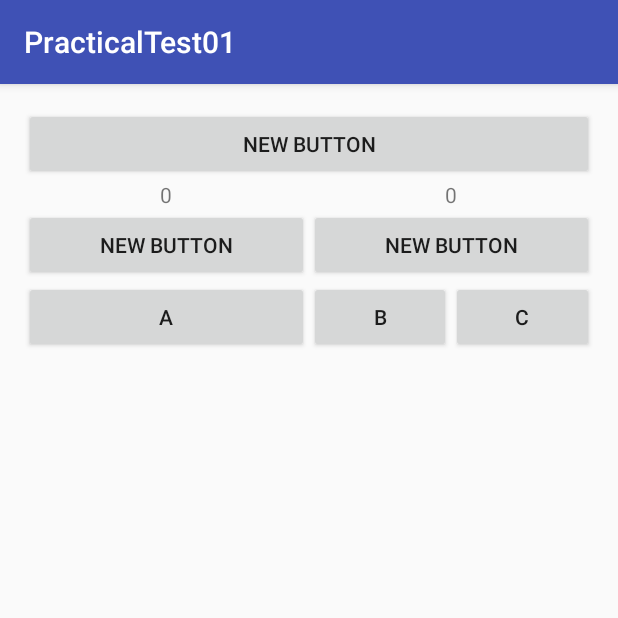
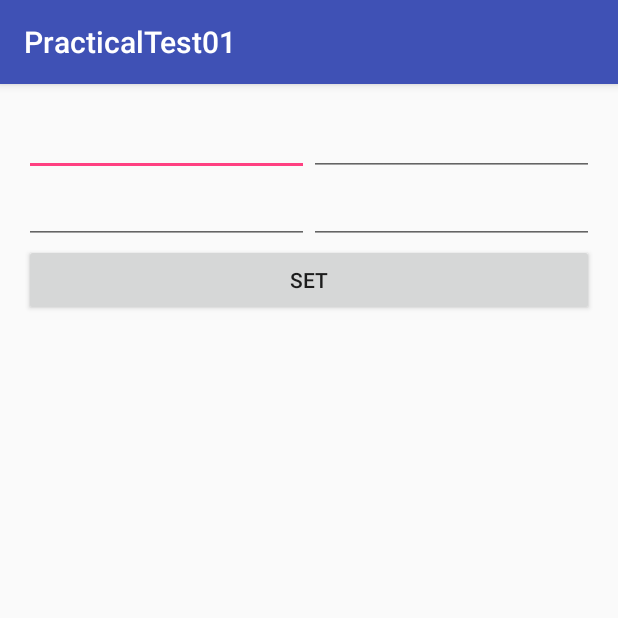
Before and after one commit to Matei94/PracticalTest01, an Android app: the screen it shows after launch (PracticalTest01MainActivity), on a phone screen of 412 x 824 dp, the top half of it. Run offline under Robolectric (Android 15) with nearby library versions, the phone set to English and light mode, and no system bars.

Commit message:
finish practical

```diff
--- a/PracticalTest01/app/src/main/java/practicaltest01/eim/systems/cs/pub/ro/practicaltest01/Constants.java
+++ b/PracticalTest01/app/src/main/java/practicaltest01/eim/systems/cs/pub/ro/practicaltest01/Constants.java
@@ -5,7 +5,7 @@ package practicaltest01.eim.systems.cs.pub.ro.practicaltest01;
  */
 public class Constants {
     public final static int SECOND_ACTIVITY_REQUEST_CODE = 42;
-    public final static int SLEEP_TIME = 5000;
+    public final static int SLEEP_TIME = 3000;
 
     public final static String ACTION_1 = "action_time";
     public final static String ACTION_2 = "action_arithmetic";
--- a/PracticalTest01/app/src/main/java/practicaltest01/eim/systems/cs/pub/ro/practicaltest01/PracticalTest01BroadcastReceiver.java
+++ b/PracticalTest01/app/src/main/java/practicaltest01/eim/systems/cs/pub/ro/practicaltest01/PracticalTest01BroadcastReceiver.java
@@ -4,25 +4,32 @@ import android.content.BroadcastReceiver;
 import android.content.Context;
 import android.content.Intent;
 import android.util.Log;
+import android.widget.EditText;
 
 /**
  * Created by matei on 27-Mar-16.
  */
 public class PracticalTest01BroadcastReceiver extends BroadcastReceiver {
+    EditText et00, et01, et10, et11;
+
+    PracticalTest01BroadcastReceiver(EditText et00, EditText et01, EditText et10, EditText et11) {
+        this.et00 = et00;
+        this.et01 = et01;
+        this.et10 = et10;
+        this.et11 = et11;
+
+    }
+
     @Override
     public void onReceive(Context context, Intent intent) {
         String action = intent.getAction();
 
         if  (action.equals(Constants.ACTION_1)) {
-            Log.d("MATEI", "time is :" + intent.getStringExtra("time"));
+            et00.setText(String.valueOf(intent.getIntExtra("val00", 42)));
+            et01.setText(String.valueOf(intent.getIntExtra("val01", 42)));
+            et10.setText(String.valueOf(intent.getIntExtra("val10", 42)));
+            et11.setText(String.valueOf(intent.getIntExtra("val11", 42)));
         }
 
-        if  (action.equals(Constants.ACTION_2)) {
-            Log.d("MATEI", "arithmetic is :" + String.valueOf(intent.getIntExtra("arithmetic", -1)));
-        }
-
-        if  (action.equals(Constants.ACTION_3)) {
-            Log.d("MATEI", "geometric is :" + String.valueOf(intent.getIntExtra("geometric", -1)));
-        }
     }
 }
--- a/PracticalTest01/app/src/main/java/practicaltest01/eim/systems/cs/pub/ro/practicaltest01/PracticalTest01MainActivity.java
+++ b/PracticalTest01/app/src/main/java/practicaltest01/eim/systems/cs/pub/ro/practicaltest01/PracticalTest01MainActivity.java
@@ -8,6 +8,7 @@ import android.os.Bundle;
 import android.util.Log;
 import android.view.View;
 import android.widget.Button;
+import android.widget.EditText;
 import android.widget.TextView;
 import android.widget.Toast;
 
@@ -17,27 +18,34 @@ public class PracticalTest01MainActivity extends AppCompatActivity {
         @Override
         public void onClick(View v) {
             switch (v.getId()) {
-                case R.id.button:
+                case R.id.setButton:
+                    Log.d("MATEI", et00.getText().toString());
+                    if (et00.getText().toString().equals("") ||
+                            et01.getText().toString().equals("") ||
+                            et10.getText().toString().equals("") ||
+                            et11.getText().toString().equals("")) {
+                        Toast.makeText(getApplicationContext(), "Enter all numbers", Toast.LENGTH_LONG).show();
+                        break;
+                    }
+
+
                     Intent intent = new Intent(getApplicationContext(), PracticalTest01SecondaryActivity.class);
-                    intent.putExtra("tochild", "magic");
-                    startActivityForResult(intent, Constants.SECOND_ACTIVITY_REQUEST_CODE);
+                    intent.putExtra("et00", Integer.valueOf(et00.getText().toString()));
+                    intent.putExtra("et01", Integer.valueOf(et01.getText().toString()));
+                    intent.putExtra("et10", Integer.valueOf(et10.getText().toString()));
+                    intent.putExtra("et11", Integer.valueOf(et11.getText().toString()));
+//                  startActivityForResult(intent, Constants.SECOND_ACTIVITY_REQUEST_CODE);
+                    startActivity(intent);
+
                     break;
-                case R.id.button2:
-                    int leftValue = Integer.parseInt(textView.getText().toString());
-                    textView.setText(String.valueOf(leftValue + 1));
-                    break;
-                case R.id.button3:
-                    int rightValue = Integer.parseInt(textView2.getText().toString());
-                    textView2.setText(String.valueOf(rightValue + 1));
-                    break;
-                case R.id.button4:
-                    if (serviceIntent == null) {
-                        serviceIntent = new Intent(getApplicationContext(), PracticalTest01Service.class);
-                        serviceIntent.putExtra("leftValue",  Integer.parseInt(textView.getText().toString()));
-                        serviceIntent.putExtra("rightValue", Integer.parseInt(textView2.getText().toString()));
-                        startService(serviceIntent);
-                    }
-                    break;
+//                case R.id.button4:
+//                    if (serviceIntent == null) {
+//                        serviceIntent = new Intent(getApplicationContext(), PracticalTest01Service.class);
+//                        serviceIntent.putExtra("leftValue",  Integer.parseInt(textView.getText().toString()));
+//                        serviceIntent.putExtra("rightValue", Integer.parseInt(textView2.getText().toString()));
+//                        startService(serviceIntent);
+//                    }
+//                    break;
                 default:
                     Log.d("MATEI", "Invalid view id: " + v.getId());
             }
@@ -46,30 +54,24 @@ public class PracticalTest01MainActivity extends AppCompatActivity {
 
     private ButtonClickListener buttonClickListener = new ButtonClickListener();
 
-    private Button button  = null;
-    private Button button2 = null;
-    private Button button3 = null;
-    private Button button4 = null;
-    private TextView textView  = null;
-    private TextView textView2 = null;
+    private EditText et00 = null;
+    private EditText et01 = null;
+    private EditText et10 = null;
+    private EditText et11 = null;
+    private Button setButton = null;
 
     private IntentFilter intentFilter;
     private PracticalTest01BroadcastReceiver broadcastReceiver;
     private Intent serviceIntent = null;
 
     private void initGraphics() {
-        button  = (Button) findViewById(R.id.button);
-        button2 = (Button) findViewById(R.id.button2);
-        button3 = (Button) findViewById(R.id.button3);
-        button4 = (Button) findViewById(R.id.button4);
+        et00 = (EditText) findViewById(R.id.et00);
+        et01 = (EditText) findViewById(R.id.et01);
+        et10 = (EditText) findViewById(R.id.et10);
+        et11 = (EditText) findViewById(R.id.et11);
+        setButton = (Button) findViewById(R.id.setButton);
 
-        textView  = (TextView) findViewById(R.id.textView);
-        textView2 = (TextView) findViewById(R.id.textView2);
-
-        button.setOnClickListener(buttonClickListener);
-        button2.setOnClickListener(buttonClickListener);
-        button3.setOnClickListener(buttonClickListener);
-        button4.setOnClickListener(buttonClickListener);
+        setButton.setOnClickListener(buttonClickListener);
     }
 
     @Override
@@ -80,25 +82,35 @@ public class PracticalTest01MainActivity extends AppCompatActivity {
         initGraphics();
 
         if (savedInstanceState != null) {
-            if (savedInstanceState.containsKey("leftCount")) {
-                textView.setText(savedInstanceState.getString("leftCount"));
+            if (savedInstanceState.containsKey("et00")) {
+                et00.setText(savedInstanceState.getString("et00"));
             } else {
-                textView.setText("0");
+                et00.setText("0");
             }
-
-            if (savedInstanceState.containsKey("rightCount")) {
-                textView2.setText(savedInstanceState.getString("rightCount"));
+            if (savedInstanceState.containsKey("et01")) {
+                et01.setText(savedInstanceState.getString("et01"));
             } else {
-                textView2.setText("0");
+                et01.setText("0");
+            }
+            if (savedInstanceState.containsKey("et10")) {
+                et10.setText(savedInstanceState.getString("et10"));
+            } else {
+                et10.setText("0");
+            }
+            if (savedInstanceState.containsKey("et11")) {
+                et11.setText(savedInstanceState.getString("et11"));
+            } else {
+                et11.setText("0");
             }
         }
 
-        broadcastReceiver = new PracticalTest01BroadcastReceiver();
+        broadcastReceiver = new PracticalTest01BroadcastReceiver(et00, et01, et10, et11);
 
         intentFilter = new IntentFilter();
         intentFilter.addAction(Constants.ACTION_1);
-        intentFilter.addAction(Constants.ACTION_2);
-        intentFilter.addAction(Constants.ACTION_3);
+
+        serviceIntent = new Intent(getApplicationContext(), PracticalTest01Service.class);
+        startService(serviceIntent);
 
         Log.d("MATEI", "onCreate");
     }
@@ -155,8 +167,10 @@ public class PracticalTest01MainActivity extends AppCompatActivity {
     protected void onSaveInstanceState(Bundle outState) {
         super.onSaveInstanceState(outState);
 
-        outState.putString("leftCount", textView.getText().toString());
-        outState.putString("rightCount", textView2.getText().toString());
+        outState.putString("et00", et00.getText().toString());
+        outState.putString("et01", et01.getText().toString());
+        outState.putString("et10", et10.getText().toString());
+        outState.putString("et11", et11.getText().toString());
 
         Log.d("MATEI", "onSaveInstanceState");
     }
@@ -166,16 +180,25 @@ public class PracticalTest01MainActivity extends AppCompatActivity {
         super.onRestoreInstanceState(savedInstanceState);
 
         if (savedInstanceState != null) {
-            if (savedInstanceState.containsKey("leftCount")) {
-                textView.setText(savedInstanceState.getString("leftCount"));
+            if (savedInstanceState.containsKey("et00")) {
+                et00.setText(savedInstanceState.getString("et00"));
             } else {
-                textView.setText("0");
+                et00.setText("0");
             }
-
-            if (savedInstanceState.containsKey("rightCount")) {
-                textView2.setText(savedInstanceState.getString("rightCount"));
+            if (savedInstanceState.containsKey("et01")) {
+                et01.setText(savedInstanceState.getString("et01"));
             } else {
-                textView2.setText("0");
+                et01.setText("0");
+            }
+            if (savedInstanceState.containsKey("et10")) {
+                et10.setText(savedInstanceState.getString("et10"));
+            } else {
+                et10.setText("0");
+            }
+            if (savedInstanceState.containsKey("et11")) {
+                et11.setText(savedInstanceState.getString("et11"));
+            } else {
+                et11.setText("0");
             }
         }
 
--- a/PracticalTest01/app/src/main/res/layout/activity_practical_test01_main.xml
+++ b/PracticalTest01/app/src/main/res/layout/activity_practical_test01_main.xml
@@ -9,101 +9,74 @@
     android:paddingTop="@dimen/activity_vertical_margin"
     tools:context="practicaltest01.eim.systems.cs.pub.ro.practicaltest01.PracticalTest01MainActivity">
 
+    <TableLayout
+        android:layout_width="match_parent"
+        android:layout_height="wrap_content"
+        android:layout_below="@+id/button2"
+        android:layout_alignParentLeft="true"
+        android:layout_alignParentStart="true"
+        android:id="@+id/tableLayout">
+
+        <TableRow
+            android:layout_width="match_parent"
+            android:layout_height="match_parent">
+
+            <EditText
+                android:layout_width="0dp"
+                android:layout_weight="1"
+                android:layout_height="wrap_content"
+                android:inputType="number"
+                android:saveEnabled="false"
+                android:ems="10"
+                android:id="@+id/et00"
+                android:layout_column="0" />
+
+            <EditText
+                android:layout_width="0dp"
+                android:layout_weight="1"
+                android:layout_height="wrap_content"
+                android:inputType="number"
+                android:saveEnabled="false"
+                android:ems="10"
+                android:id="@+id/et01"
+                android:layout_column="1" />
+        </TableRow>
+
+        <TableRow
+            android:layout_width="match_parent"
+            android:layout_height="match_parent">
+
+            <EditText
+                android:layout_width="0dp"
+                android:layout_weight="1"
+                android:layout_height="wrap_content"
+                android:inputType="number"
+                android:saveEnabled="false"
+                android:ems="10"
+                android:id="@+id/et10"
+                android:layout_column="0" />
+
+            <EditText
+                android:layout_width="0dp"
+                android:layout_weight="1"
+                android:layout_height="wrap_content"
+                android:inputType="number"
+                android:saveEnabled="false"
+                android:ems="10"
+                android:id="@+id/et11"
+                android:layout_column="1" />
+        </TableRow>
+    </TableLayout>
 
     <Button
-        android:layout_width="wrap_content"
+        android:layout_width="match_parent"
         android:layout_height="wrap_content"
-        android:text="New Button"
-        android:id="@+id/button"
-        android:layout_alignParentTop="true"
+        android:text="Set"
+        android:id="@+id/setButton"
+        android:layout_below="@+id/tableLayout"
         android:layout_alignParentLeft="true"
-        android:layout_alignParentStart="true"
         android:layout_alignParentRight="true"
-        android:layout_alignParentEnd="true" />
-
-    <TextView
-        android:layout_width="wrap_content"
-        android:layout_height="wrap_content"
-        android:text="New Text"
-        android:id="@+id/fakeView"
-        android:width="0dp"
-        android:height="0dp"
-        android:layout_below="@+id/button"
-        android:layout_centerHorizontal="true" />
-
-    <TextView
-        android:layout_width="wrap_content"
-        android:layout_height="wrap_content"
-        android:text="0"
-        android:id="@+id/textView"
-        android:layout_below="@+id/button"
-        android:layout_alignParentLeft="true"
-        android:gravity="center"
-        android:layout_toLeftOf="@+id/fakeView"
-        android:layout_toStartOf="@+id/fakeView" />
-
-    <TextView
-        android:layout_width="wrap_content"
-        android:layout_height="wrap_content"
-        android:text="0"
-        android:id="@+id/textView2"
-        android:layout_below="@+id/button"
-        android:layout_alignParentRight="true"
-        android:gravity="center"
-        android:layout_toRightOf="@+id/fakeView"
-        android:layout_toEndOf="@+id/fakeView"
-        android:enabled="true" />
-
-    <Button
-        android:layout_width="wrap_content"
-        android:layout_height="wrap_content"
-        android:text="New Button"
-        android:id="@+id/button2"
-        android:layout_below="@+id/textView"
-        android:layout_alignParentLeft="true"
-        android:layout_alignRight="@+id/fakeView"
-        android:layout_alignEnd="@+id/fakeView" />
-
-    <Button
-        android:layout_width="wrap_content"
-        android:layout_height="wrap_content"
-        android:text="New Button"
-        android:id="@+id/button3"
-        android:layout_alignParentRight="true"
-        android:layout_below="@+id/textView2"
-        android:layout_alignLeft="@+id/fakeView"
-        android:layout_alignStart="@+id/fakeView" />
-
-    <LinearLayout
-        android:orientation="horizontal"
-        android:layout_width="match_parent"
-        android:layout_height="match_parent"
-        android:layout_below="@+id/button2"
-        android:layout_alignParentLeft="true"
-        android:weightSum="4"
-        android:layout_alignParentStart="true">
-
-        <Button
-            android:layout_width="0dp"
-            android:layout_height="wrap_content"
-            android:layout_weight="2"
-            android:text="A"
-            android:id="@+id/button4" />
-
-        <Button
-            android:layout_width="0dp"
-            android:layout_height="wrap_content"
-            android:text="B"
-            android:layout_weight="1"
-            android:id="@+id/button5" />
-
-        <Button
-            android:layout_width="0dp"
-            android:layout_height="wrap_content"
-            android:text="C"
-            android:layout_weight="1"
-            android:id="@+id/button6" />
+        android:layout_alignParentStart="true" />
 
 
-    </LinearLayout>
 </RelativeLayout>
```
Also changed, not shown: PracticalTest01/app/src/main/java/practicaltest01/eim/systems/cs/pub/ro/practicaltest01/PracticalTest01SecondaryActivity.java (+40 -10 lines), PracticalTest01/app/src/main/java/practicaltest01/eim/systems/cs/pub/ro/practicaltest01/ProcessingThread.java (+10 -14 lines), PracticalTest01/app/src/main/res/layout/activity_practical_test01_secondary.xml (+75 -7 lines).
